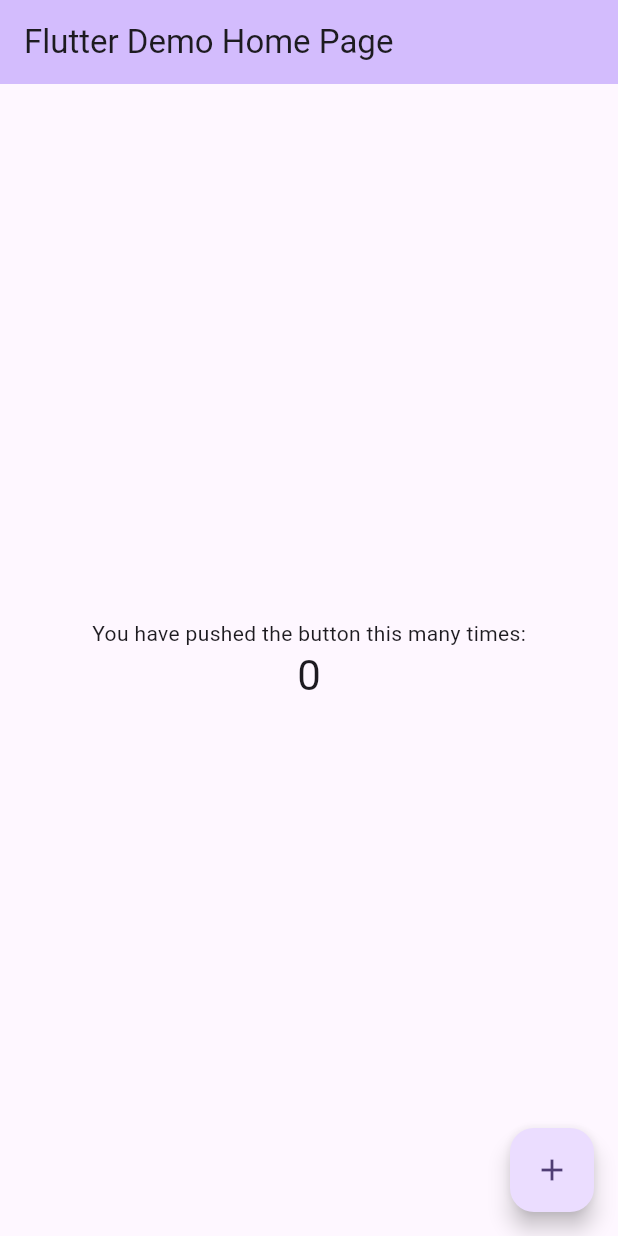
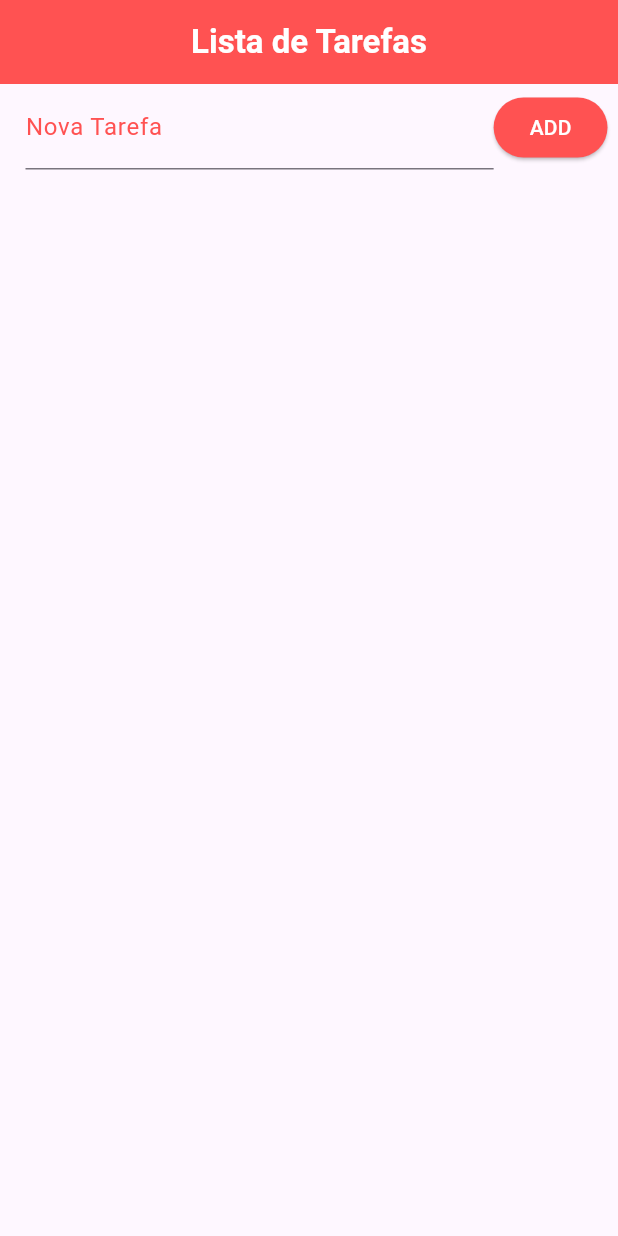
Before and after one commit to ericdiasblu/lista_de_tarefas_remake_flutter, a Flutter app: the screen it shows after launch, on a phone screen of 412 x 824 dp. Run offline on Flutter 3.47's test engine with Material 3 defaults, Android fonts, the phone set to English and light mode, and no system bars.

Commit message:
lista de tarefas remasterizada feita em flutter

```diff
--- a/lib/main.dart
+++ b/lib/main.dart
@@ -1,125 +1,188 @@
+import 'dart:convert';
+import 'dart:io';
 import 'package:flutter/material.dart';
+import 'package:path_provider/path_provider.dart';
 
 void main() {
-  runApp(const MyApp());
+  runApp(const MaterialApp(
+    debugShowCheckedModeBanner: false,
+    home: Home(),
+  ));
 }
 
-class MyApp extends StatelessWidget {
-  const MyApp({super.key});
+class Home extends StatefulWidget {
+  const Home({super.key});
 
-  // This widget is the root of your application.
   @override
-  Widget build(BuildContext context) {
-    return MaterialApp(
-      title: 'Flutter Demo',
-      theme: ThemeData(
-        // This is the theme of your application.
-        //
-        // TRY THIS: Try running your application with "flutter run". You'll see
-        // the application has a purple toolbar. Then, without quitting the app,
-        // try changing the seedColor in the colorScheme below to Colors.green
-        // and then invoke "hot reload" (save your changes or press the "hot
-        // reload" button in a Flutter-supported IDE, or press "r" if you used
-        // the command line to start the app).
-        //
-        // Notice that the counter didn't reset back to zero; the application
-        // state is not lost during the reload. To reset the state, use hot
-        // restart instead.
-        //
-        // This works for code too, not just values: Most code changes can be
-        // tested with just a hot reload.
-        colorScheme: ColorScheme.fromSeed(seedColor: Colors.deepPurple),
-        useMaterial3: true,
-      ),
-      home: const MyHomePage(title: 'Flutter Demo Home Page'),
-    );
-  }
+  State<Home> createState() => _HomeState();
 }
 
-class MyHomePage extends StatefulWidget {
-  const MyHomePage({super.key, required this.title});
+class _HomeState extends State<Home> {
+  final _toDoController = TextEditingController();
 
-  // This widget is the home page of your application. It is stateful, meaning
-  // that it has a State object (defined below) that contains fields that affect
-  // how it looks.
+  List _toDoList = [];
 
-  // This class is the configuration for the state. It holds the values (in this
-  // case the title) provided by the parent (in this case the App widget) and
-  // used by the build method of the State. Fields in a Widget subclass are
-  // always marked "final".
-
-  final String title;
+  late Map<String, dynamic> _lastRemoved;
+  late int _lastRemovedPos;
 
   @override
-  State<MyHomePage> createState() => _MyHomePageState();
-}
+  void initState() {
+    super.initState();
+    _readData().then((data) {
+      setState(() {
+        _toDoList = json.decode(data!);
+      });
+    });
+  }
 
-class _MyHomePageState extends State<MyHomePage> {
-  int _counter = 0;
+  void _addToDo() {
+    setState(() {
+      Map<String, dynamic> newToDo = Map();
+      newToDo['title'] = _toDoController.text;
+      _toDoController.text = '';
+      newToDo['ok'] = false;
+      _toDoList.add(newToDo);
 
-  void _incrementCounter() {
+      _saveData();
+    });
+  }
+
+  Future<Null> _refresh() async {
+    await Future.delayed(const Duration(seconds: 1));
     setState(() {
-      // This call to setState tells the Flutter framework that something has
-      // changed in this State, which causes it to rerun the build method below
-      // so that the display can reflect the updated values. If we changed
-      // _counter without calling setState(), then the build method would not be
-      // called again, and so nothing would appear to happen.
-      _counter++;
+      _toDoList.sort((a, b) {
+        if (a['ok'] && !b['ok']) {
+          return 1;
+        } else if (!a['ok'] && b['ok']) {
+          return -1;
+        } else {
+          return 0;
+        }
+      });
+      _saveData();
     });
+    return null;
   }
 
   @override
   Widget build(BuildContext context) {
-    // This method is rerun every time setState is called, for instance as done
-    // by the _incrementCounter method above.
-    //
-    // The Flutter framework has been optimized to make rerunning build methods
-    // fast, so that you can just rebuild anything that needs updating rather
-    // than having to individually change instances of widgets.
     return Scaffold(
       appBar: AppBar(
-        // TRY THIS: Try changing the color here to a specific color (to
-        // Colors.amber, perhaps?) and trigger a hot reload to see the AppBar
-        // change color while the other colors stay the same.
-        backgroundColor: Theme.of(context).colorScheme.inversePrimary,
-        // Here we take the value from the MyHomePage object that was created by
-        // the App.build method, and use it to set our appbar title.
-        title: Text(widget.title),
+        title: const Text(
+          'Lista de Tarefas',
+          style: TextStyle(color: Colors.white, fontWeight: FontWeight.bold),
+        ),
+        backgroundColor: Colors.redAccent,
+        centerTitle: true,
       ),
-      body: Center(
-        // Center is a layout widget. It takes a single child and positions it
-        // in the middle of the parent.
-        child: Column(
-          // Column is also a layout widget. It takes a list of children and
-          // arranges them vertically. By default, it sizes itself to fit its
-          // children horizontally, and tries to be as tall as its parent.
-          //
-          // Column has various properties to control how it sizes itself and
-          // how it positions its children. Here we use mainAxisAlignment to
-          // center the children vertically; the main axis here is the vertical
-          // axis because Columns are vertical (the cross axis would be
-          // horizontal).
-          //
-          // TRY THIS: Invoke "debug painting" (choose the "Toggle Debug Paint"
-          // action in the IDE, or press "p" in the console), to see the
-          // wireframe for each widget.
-          mainAxisAlignment: MainAxisAlignment.center,
-          children: <Widget>[
-            const Text(
-              'You have pushed the button this many times:',
+      body: Column(
+        children: [
+          Container(
+            padding: const EdgeInsets.fromLTRB(17, 1, 7, 1),
+            child: Row(
+              children: [
+                Expanded(
+                  child: TextField(
+                    controller: _toDoController,
+                    decoration: const InputDecoration(
+                        labelText: 'Nova Tarefa',
+                        labelStyle: TextStyle(color: Colors.redAccent)),
+                  ),
+                ),
+                ElevatedButton(
+                  style: ElevatedButton.styleFrom(
+                    foregroundColor: Colors.white,
+                    backgroundColor: Colors.redAccent, // Cor do texto
+                  ),
+                  onPressed: _addToDo,
+                  child: const Text('ADD'),
+                )
+              ],
             ),
-            Text(
-              '$_counter',
-              style: Theme.of(context).textTheme.headlineMedium,
-            ),
-          ],
+          ),
+          Expanded(
+              child: RefreshIndicator(
+            onRefresh: _refresh,
+            child: ListView.builder(
+                padding: const EdgeInsets.only(top: 10),
+                itemCount: _toDoList.length,
+                itemBuilder: buildItem),
+          ))
+        ],
+      ),
+    );
+  }
+
+  Widget buildItem(context, index) {
+    return Dismissible(
+      key: Key(DateTime.now().millisecondsSinceEpoch.toString()),
+      background: Container(
+        color: Colors.red,
+        child: const Align(
+          alignment: Alignment(-0.9, 0.0),
+          child: Icon(
+            Icons.delete,
+            color: Colors.white,
+          ),
         ),
       ),
-      floatingActionButton: FloatingActionButton(
-        onPressed: _incrementCounter,
-        tooltip: 'Increment',
-        child: const Icon(Icons.add),
-      ), // This trailing comma makes auto-formatting nicer for build methods.
+      direction: DismissDirection.startToEnd,
+      child: CheckboxListTile(
+        title: Text(_toDoList[index]['title']),
+        value: _toDoList[index]['ok'],
+        secondary: CircleAvatar(
+          child: Icon(_toDoList[index]['ok'] ? Icons.check : Icons.error),
+        ),
+        onChanged: (c) {
+          setState(() {
+            _toDoList[index]['ok'] = c;
+            _saveData();
+          });
+        },
+      ),
+      onDismissed: (direction) {
+        setState(() {
+          _lastRemoved = Map.from(_toDoList[index]);
+          _lastRemovedPos = index;
+          _toDoList.removeAt(index);
+          _saveData();
+
+          final snack = SnackBar(
+            content: Text('Tarefa "${_lastRemoved['title']}" removida!'),
+            action: SnackBarAction(
+                label: 'Desfazer',
+                onPressed: () {
+                  setState(() {
+                    _toDoList.insert(_lastRemovedPos, _lastRemoved);
+                  });
+                }),
+            duration: const Duration(seconds: 2),
+          );
+          ScaffoldMessenger.of(context).removeCurrentSnackBar();
+          ScaffoldMessenger.of(context).showSnackBar(snack);
+        });
+      },
     );
   }
+
+  Future<File> _getFile() async {
+    final directory = await getApplicationDocumentsDirectory();
+    return File('${directory.path}/data.json');
+  }
+
+  Future<File> _saveData() async {
+    String data = json.encode(_toDoList);
+
+    final file = await _getFile();
+    return file.writeAsString(data);
+  }
+
+  Future<String?> _readData() async {
+    try {
+      final file = await _getFile();
+      return file.readAsString();
+    } catch (e) {
+      return null;
+    }
+  }
 }
--- a/pubspec.yaml
+++ b/pubspec.yaml
@@ -35,6 +35,7 @@ dependencies:
   # The following adds the Cupertino Icons font to your application.
   # Use with the CupertinoIcons class for iOS style icons.
   cupertino_icons: ^1.0.8
+  path_provider: ^2.1.5
 
 dev_dependencies:
   flutter_test:
```
Also changed, not shown: pubspec.lock, 4 other files.
